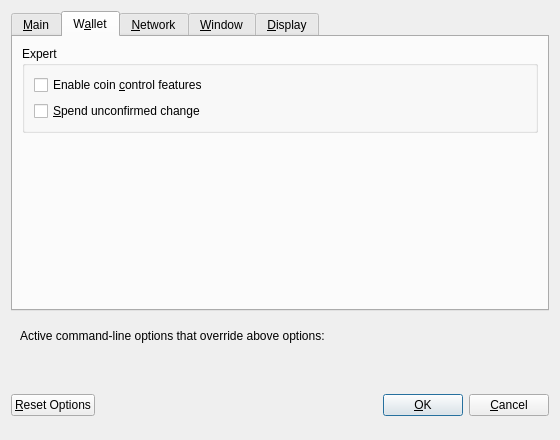
This is src/qt/forms/optionsdialog.ui in qtumproject/qtum as Qt 5 draws it before an edit. The edited form follows.
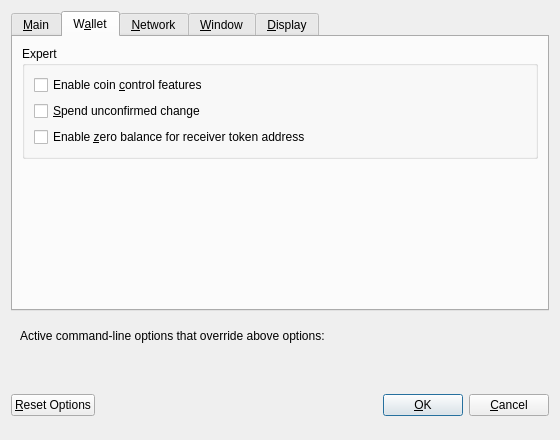
This is the edited form. The open tabs and pages were chosen to show the change. Custom widgets are drawn as their Qt base class.

Commit message: Add zero token address receiver option

Patch:
```diff
--- a/src/qt/forms/optionsdialog.ui
+++ b/src/qt/forms/optionsdialog.ui
@@ -203,6 +203,13 @@
             </property>
            </widget>
           </item>
+          <item>
+           <widget class="QCheckBox" name="zeroBalanceAddressToken">
+            <property name="text">
+             <string>Enable &amp;zero balance for receiver token address</string>
+            </property>
+           </widget>
+          </item>
          </layout>
         </widget>
        </item>
```
The commit also changes 9 other files.
